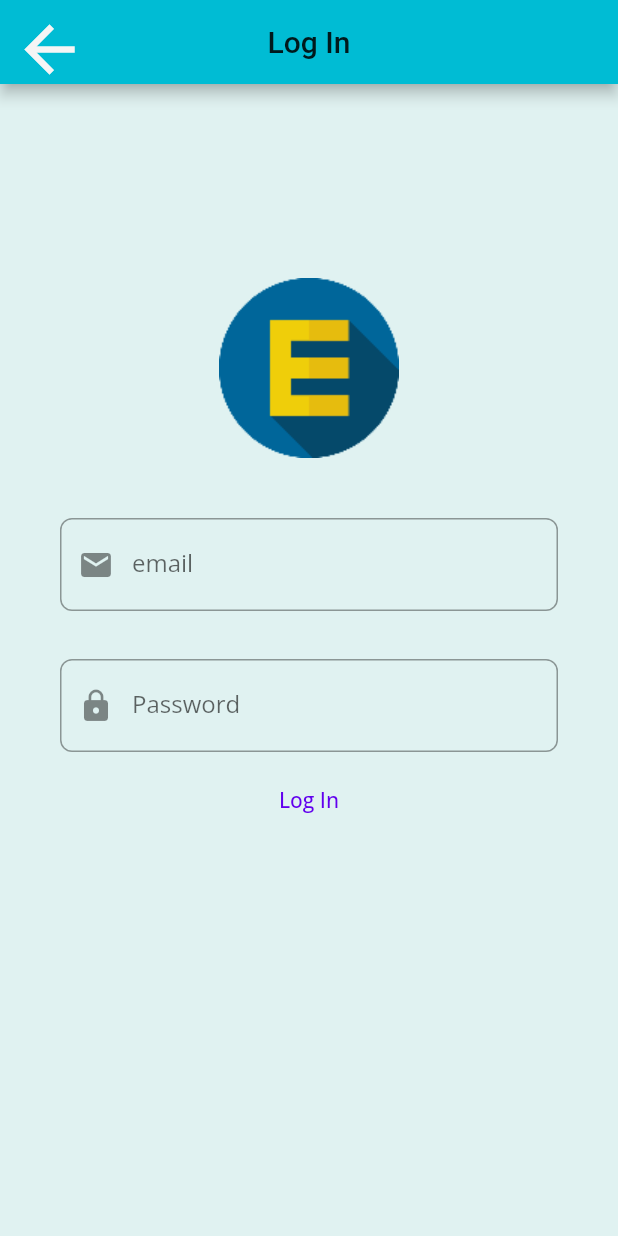
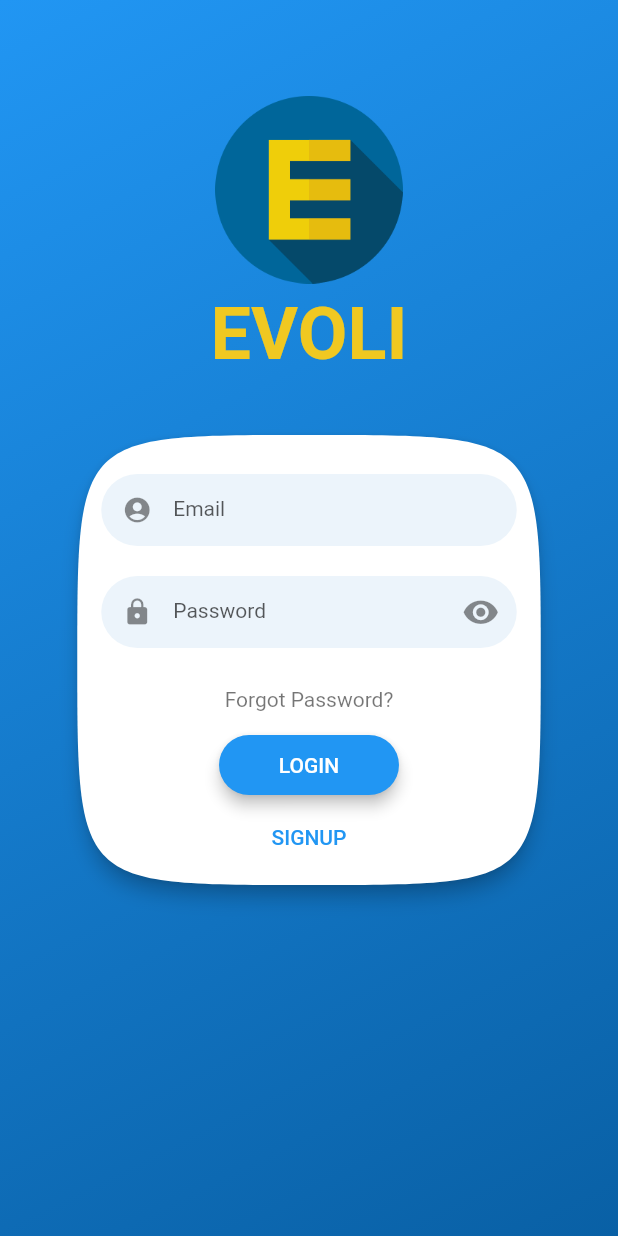
Before and after one commit to Edoardo-Putti/evoli-app, a Flutter app: the screen it shows after launch, after a tap on "Student", on a phone screen of 412 x 824 dp. Run offline on Flutter 3.47's test engine with Material 2 defaults, Android fonts, the light colour scheme and no system bars; drawn by our look-alikes of flutter_login.

Commit message:
minor changes

```diff
--- a/lib/main.dart
+++ b/lib/main.dart
@@ -1,4 +1,4 @@
-import 'package:evoli/pages/test_login.dart';
+import 'package:evoli/pages/logIn/login_stud.dart';
 import 'package:flutter/material.dart';
 import 'pages/logIn/login_prof.dart';
 
@@ -135,7 +135,7 @@ class EvoliHome extends StatelessWidget {
                         onPressed: () => Navigator.push(
                           context,
                           MaterialPageRoute(
-                            builder: (BuildContext contex) => LoginForm(),
+                            builder: (BuildContext contex) => LoginStudent(),
                           ),
                         ),
                         child: Column(children: [
@@ -176,7 +176,7 @@ class EvoliHome extends StatelessWidget {
                         onPressed: () => Navigator.push(
                           context,
                           MaterialPageRoute(
-                            builder: (BuildContext contex) => LoginScreen(),
+                            builder: (BuildContext contex) => LoginProfessor(),
                           ),
                         ),
                         child: Column(children: [
--- a/lib/pages/logIn/login_prof.dart
+++ b/lib/pages/logIn/login_prof.dart
@@ -2,10 +2,11 @@ import 'package:flutter/material.dart';
 import 'package:flutter_login/flutter_login.dart';
 import 'package:http/http.dart' as http;
 
+/*Remember to change ip with the politecnico's ip*/
 const SERVER_IP = 'http://192.168.43.215:3000/user';
 
-class LoginScreen extends StatelessWidget {
-  const LoginScreen({Key? key}) : super(key: key);
+class LoginProfessor extends StatelessWidget {
+  const LoginProfessor({Key? key}) : super(key: key);
 
   Future<String> _authUser(LoginData data) async {
     var res = await http.post(Uri.parse("$SERVER_IP/signin"), headers: {
--- a/lib/pages/logIn/login_stud.dart
+++ b/lib/pages/logIn/login_stud.dart
@@ -2,10 +2,11 @@ import 'package:flutter/material.dart';
 import 'package:flutter_login/flutter_login.dart';
 import 'package:http/http.dart' as http;
 
+/*Remember to change ip with the politecnico's ip*/
 const SERVER_IP = 'http://192.168.43.215:3000/user';
 
-class LoginScreen extends StatelessWidget {
-  const LoginScreen({Key? key}) : super(key: key);
+class LoginStudent extends StatelessWidget {
+  const LoginStudent({Key? key}) : super(key: key);
 
   Future<String> _authUser(LoginData data) async {
     var res = await http.post(Uri.parse("$SERVER_IP/signin"), headers: {
--- a/lib/pages/test_login.dart
+++ /dev/null
@@ -1,136 +0,0 @@
-import 'package:flutter/material.dart';
-import 'package:google_fonts/google_fonts.dart';
-import 'package:http/http.dart' as http;
-import 'package:flutter_secure_storage/flutter_secure_storage.dart';
-
-import '../main.dart';
-
-const SERVER_IP = 'http://192.168.1.167:5000';
-final storage = FlutterSecureStorage();
-
-class LoginForm extends StatelessWidget {
-  //const LoginForm({Key? key}) : super(key: key);
-  final TextEditingController _usernameController = TextEditingController();
-  final TextEditingController _passwordController = TextEditingController();
-
-  void displayDialog(BuildContext context, String title, String text) =>
-      showDialog(
-        context: context,
-        builder: (context) =>
-            AlertDialog(title: Text(title), content: Text(text)),
-      );
-
-  Future<String> attemptLogIn(String username, String password) async {
-    var res = await http.post(Uri.parse("$SERVER_IP/login"),
-        body: {"email": username, "password": password});
-    if (res.statusCode == 200) return res.body;
-    return 'fail';
-  }
-
-  Future<int> attemptSignUp(String username, String password) async {
-    var res = await http.post(Uri.parse('$SERVER_IP/signup'),
-        body: {"email": username, "password": password});
-    return res.statusCode;
-  }
-
-  @override
-  Widget build(BuildContext context) {
-    final _scaffoldKey = GlobalKey();
-
-    return Theme(
-      data: ThemeData(
-        textTheme: GoogleFonts.openSansTextTheme(),
-        primaryColorDark: const Color(0xFF0097A7),
-        primaryColorLight: const Color(0xFFB2EBF2),
-        primaryColor: const Color(0xFF00BCD4),
-        colorScheme: const ColorScheme.light(secondary: Color(0xFF009688)),
-        scaffoldBackgroundColor: const Color(0xFFE0F2F1),
-        inputDecorationTheme: InputDecorationTheme(
-          border: OutlineInputBorder(
-            borderRadius: BorderRadius.circular(8),
-          ),
-        ),
-      ),
-      child: Scaffold(
-        appBar: AppBar(
-          title: Text(
-            "Log In",
-          ),
-          centerTitle: true,
-          leading: IconButton(
-            icon: Icon(
-              Icons.arrow_back,
-              color: Color.fromRGBO(245, 245, 245, 1),
-              size: 50.0,
-            ),
-            onPressed: () {
-              Navigator.pop(context);
-            },
-          ),
-        ),
-        key: _scaffoldKey,
-        body: Align(
-          alignment: const Alignment(0, -1 / 3),
-          child: SingleChildScrollView(
-            padding: EdgeInsets.symmetric(horizontal: 40),
-            child: Column(
-              mainAxisSize: MainAxisSize.min,
-              children: [
-                Image.asset(
-                  'images/logo_512.png',
-                  height: 120,
-                  cacheHeight: 120,
-                  cacheWidth: 120,
-                ),
-
-                const SizedBox(height: 40),
-                TextField(
-                  keyboardType: TextInputType.emailAddress,
-                  controller: _usernameController,
-                  decoration: InputDecoration(
-                    labelText: 'email',
-                    helperText: '',
-                    prefixIcon: Icon(
-                      Icons.email,
-                    ),
-                  ),
-                ),
-                const SizedBox(height: 8),
-                TextField(
-                  controller: _passwordController,
-                  obscureText: true,
-                  decoration: InputDecoration(
-                    labelText: 'Password',
-                    prefixIcon: Icon(
-                      Icons.lock,
-                    ),
-                  ),
-                ),
-                const SizedBox(height: 8),
-                TextButton(
-                    onPressed: () async {
-                      var username = _usernameController.text;
-                      var password = _passwordController.text;
-                      var jwt = await attemptLogIn(username, password);
-                      if (jwt != null) {
-                        storage.write(key: "jwt", value: jwt);
-                        Navigator.push(
-                            context,
-                            MaterialPageRoute(
-                                builder: (context) => EvoliHome()));
-                      } else {
-                        displayDialog(context, "An Error Occurred",
-                            "No account was found matching that username and password");
-                      }
-                    },
-                    child: Text("Log In")),
-                const SizedBox(height: 8),
-                //_GoogleLoginButton(),
-              ],
-            ),
-          ),
-        ),
-      ),
-    );
-  }
-}
```
